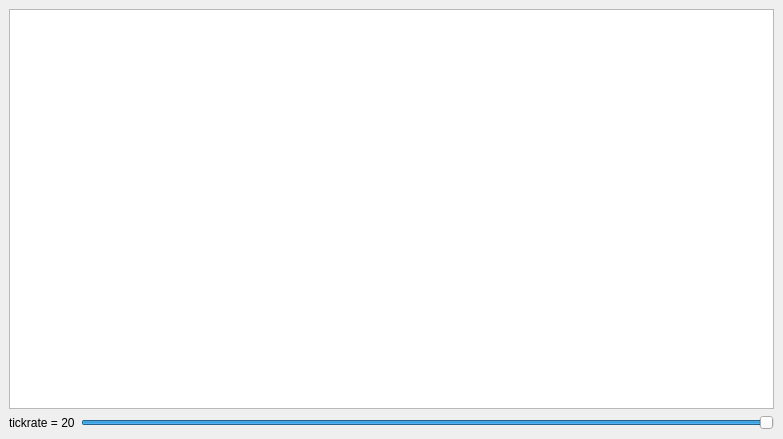
dazzlemon/diit_121-ipz_y3_os, file 4/src/MainWindow.ui: the form before one commit.
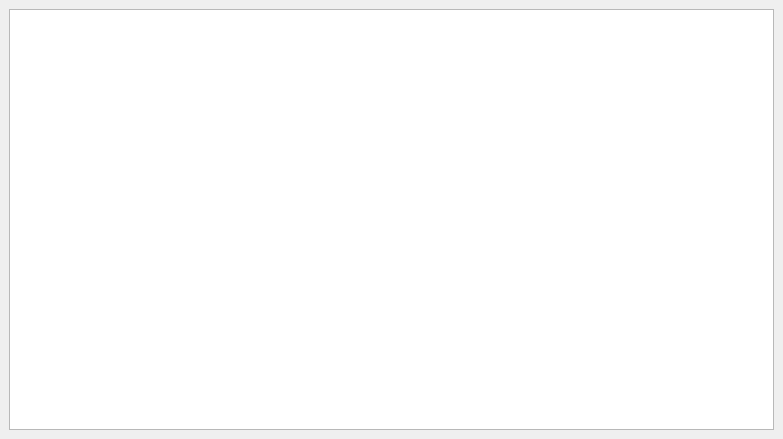
The form after the commit.

```diff
--- a/4/src/MainWindow.ui
+++ b/4/src/MainWindow.ui
@@ -18,33 +18,6 @@
     <item>
      <widget class="QListWidget" name="bufferListWidget"/>
     </item>
-    <item>
-     <layout class="QHBoxLayout" name="horizontalLayout">
-      <item>
-       <widget class="QLabel" name="label">
-        <property name="text">
-         <string>tickrate = 20</string>
-        </property>
-       </widget>
-      </item>
-      <item>
-       <widget class="QSlider" name="speedSlider">
-        <property name="minimum">
-         <number>1</number>
-        </property>
-        <property name="maximum">
-         <number>20</number>
-        </property>
-        <property name="value">
-         <number>20</number>
-        </property>
-        <property name="orientation">
-         <enum>Qt::Horizontal</enum>
-        </property>
-       </widget>
-      </item>
-     </layout>
-    </item>
    </layout>
   </widget>
  </widget>
```
